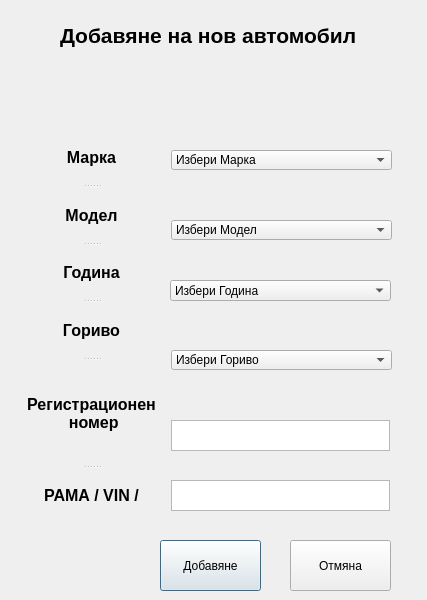
Before: the Qt Designer form newauto.ui in JohnnyBrawo/CarServ, drawn with Qt 5.
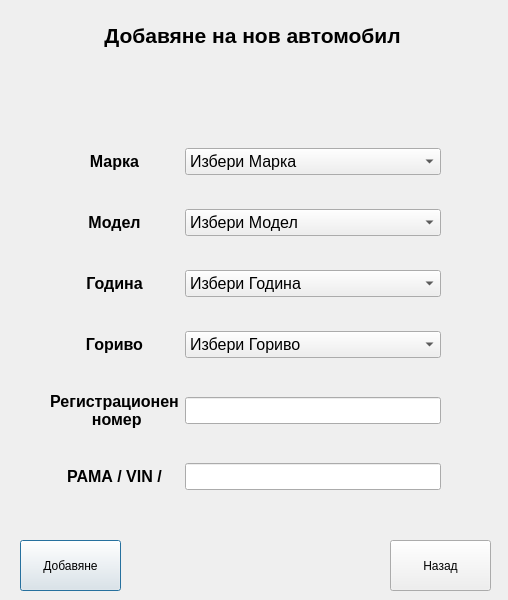
After: the same form once the commit is applied.

Commit message: Made some Style changes. File oparations check and subscribed. Fixed position fo all forms. Some buttons and labels changed - text fields to LineEdit field.

Diff of the .ui file:
```diff
--- a/newauto.ui
+++ b/newauto.ui
@@ -6,7 +6,7 @@
    <rect>
     <x>0</x>
     <y>0</y>
-    <width>427</width>
+    <width>508</width>
     <height>600</height>
    </rect>
   </property>
@@ -16,7 +16,7 @@
   <widget class="QPushButton" name="Button_AddNewAuto">
    <property name="geometry">
     <rect>
-     <x>160</x>
+     <x>20</x>
      <y>540</y>
      <width>101</width>
      <height>51</height>
@@ -29,20 +29,20 @@
   <widget class="QPushButton" name="Button_CancelNewAuto">
    <property name="geometry">
     <rect>
-     <x>290</x>
+     <x>390</x>
      <y>540</y>
      <width>101</width>
      <height>51</height>
     </rect>
    </property>
    <property name="text">
-    <string>Отмяна</string>
+    <string>Назад</string>
    </property>
   </widget>
   <widget class="QLabel" name="Label_NewAuto_Form">
    <property name="geometry">
     <rect>
-     <x>60</x>
+     <x>77</x>
      <y>10</y>
      <width>351</width>
      <height>51</height>
@@ -58,61 +58,261 @@
    <property name="text">
     <string>Добавяне на нов автомобил</string>
    </property>
-  </widget>
-  <widget class="QComboBox" name="Combo_NewAuto_Marka">
-   <property name="geometry">
-    <rect>
-     <x>171</x>
-     <y>150</y>
-     <width>221</width>
-     <height>20</height>
-    </rect>
+   <property name="alignment">
+    <set>Qt::AlignCenter</set>
    </property>
-   <item>
-    <property name="text">
-     <string>Избери Марка </string>
-    </property>
-   </item>
   </widget>
-  <widget class="QComboBox" name="Combo_NewAuto_Model">
+  <widget class="QWidget" name="layoutWidget">
    <property name="geometry">
     <rect>
-     <x>171</x>
-     <y>220</y>
-     <width>221</width>
-     <height>20</height>
+     <x>50</x>
+     <y>120</y>
+     <width>391</width>
+     <height>402</height>
     </rect>
    </property>
-   <item>
-    <property name="text">
-     <string>Избери Модел</string>
-    </property>
-   </item>
-  </widget>
+   <property name="font">
+    <font>
+     <pointsize>12</pointsize>
+    </font>
+   </property>
+   <layout class="QGridLayout" name="gridLayout">
+    <item row="2" column="1">
   <widget class="QComboBox" name="Combo_NewAuto_Year">
-   <property name="geometry">
-    <rect>
-     <x>170</x>
-     <y>280</y>
-     <width>221</width>
-     <height>21</height>
-    </rect>
-   </property>
    <item>
     <property name="text">
      <string>Избери Година</string>
     </property>
    </item>
-  </widget>
+      <item>
+       <property name="text">
+        <string>2018</string>
+       </property>
+      </item>
+      <item>
+       <property name="text">
+        <string>2017</string>
+       </property>
+      </item>
+      <item>
+       <property name="text">
+        <string>2016</string>
+       </property>
+      </item>
+      <item>
+       <property name="text">
+        <string>2015</string>
+       </property>
+      </item>
+      <item>
+       <property name="text">
+        <string>2014</string>
+       </property>
+      </item>
+      <item>
+       <property name="text">
+        <string>2013</string>
+       </property>
+      </item>
+      <item>
+       <property name="text">
+        <string>2012</string>
+       </property>
+      </item>
+      <item>
+       <property name="text">
+        <string>2011</string>
+       </property>
+      </item>
+      <item>
+       <property name="text">
+        <string>2010</string>
+       </property>
+      </item>
+      <item>
+       <property name="text">
+        <string>2009</string>
+       </property>
+      </item>
+      <item>
+       <property name="text">
+        <string>2008</string>
+       </property>
+      </item>
+      <item>
+       <property name="text">
+        <string>2007</string>
+       </property>
+      </item>
+      <item>
+       <property name="text">
+        <string>2006</string>
+       </property>
+      </item>
+      <item>
+       <property name="text">
+        <string>2005</string>
+       </property>
+      </item>
+      <item>
+       <property name="text">
+        <string>2004</string>
+       </property>
+      </item>
+      <item>
+       <property name="text">
+        <string>2003</string>
+       </property>
+      </item>
+      <item>
+       <property name="text">
+        <string>2002</string>
+       </property>
+      </item>
+      <item>
+       <property name="text">
+        <string>2001</string>
+       </property>
+      </item>
+      <item>
+       <property name="text">
+        <string>2000</string>
+       </property>
+      </item>
+      <item>
+       <property name="text">
+        <string>1999</string>
+       </property>
+      </item>
+      <item>
+       <property name="text">
+        <string>1998</string>
+       </property>
+      </item>
+      <item>
+       <property name="text">
+        <string>1997</string>
+       </property>
+      </item>
+      <item>
+       <property name="text">
+        <string>1996</string>
+       </property>
+      </item>
+      <item>
+       <property name="text">
+        <string>1995</string>
+       </property>
+      </item>
+      <item>
+       <property name="text">
+        <string>1994</string>
+       </property>
+      </item>
+      <item>
+       <property name="text">
+        <string>1993</string>
+       </property>
+      </item>
+      <item>
+       <property name="text">
+        <string>1992</string>
+       </property>
+      </item>
+      <item>
+       <property name="text">
+        <string>1991</string>
+       </property>
+      </item>
+      <item>
+       <property name="text">
+        <string>1990</string>
+       </property>
+      </item>
+      <item>
+       <property name="text">
+        <string>1989</string>
+       </property>
+      </item>
+      <item>
+       <property name="text">
+        <string>1988</string>
+       </property>
+      </item>
+      <item>
+       <property name="text">
+        <string>1987</string>
+       </property>
+      </item>
+      <item>
+       <property name="text">
+        <string>1986</string>
+       </property>
+      </item>
+      <item>
+       <property name="text">
+        <string>1985</string>
+       </property>
+      </item>
+     </widget>
+    </item>
+    <item row="3" column="0">
+     <widget class="QLabel" name="L_NewAuto_Fuel">
+      <property name="font">
+       <font>
+        <pointsize>12</pointsize>
+        <weight>75</weight>
+        <bold>true</bold>
+       </font>
+      </property>
+      <property name="text">
+       <string>Гориво</string>
+      </property>
+      <property name="alignment">
+       <set>Qt::AlignCenter</set>
+      </property>
+     </widget>
+    </item>
+    <item row="4" column="0">
+     <widget class="QLabel" name="L_NewAuto_RegNumber">
+      <property name="font">
+       <font>
+        <pointsize>12</pointsize>
+        <weight>75</weight>
+        <bold>true</bold>
+       </font>
+      </property>
+      <property name="text">
+       <string>Регистрационен 
+ номер</string>
+      </property>
+      <property name="alignment">
+       <set>Qt::AlignCenter</set>
+      </property>
+     </widget>
+    </item>
+    <item row="1" column="0">
+     <widget class="QLabel" name="L_NewAuto_Model">
+      <property name="font">
+       <font>
+        <pointsize>12</pointsize>
+        <weight>75</weight>
+        <bold>true</bold>
+       </font>
+      </property>
+      <property name="text">
+       <string>Модел</string>
+      </property>
+      <property name="alignment">
+       <set>Qt::AlignCenter</set>
+      </property>
+     </widget>
+    </item>
+    <item row="4" column="1">
+     <widget class="QLineEdit" name="lineEdit"/>
+    </item>
+    <item row="3" column="1">
   <widget class="QComboBox" name="Combo_NewAuto_Fuel">
-   <property name="geometry">
-    <rect>
-     <x>171</x>
-     <y>350</y>
-     <width>221</width>
-     <height>20</height>
-    </rect>
-   </property>
    <item>
     <property name="text">
      <string>Избери Гориво</string>
@@ -149,72 +349,12 @@
     </property>
    </item>
   </widget>
-  <widget class="QTextEdit" name="Text_RegNumber">
-   <property name="geometry">
-    <rect>
-     <x>171</x>
-     <y>420</y>
-     <width>219</width>
-     <height>31</height>
-    </rect>
-   </property>
-   <property name="verticalScrollBarPolicy">
-    <enum>Qt::ScrollBarAlwaysOff</enum>
-   </property>
-   <property name="horizontalScrollBarPolicy">
-    <enum>Qt::ScrollBarAlwaysOff</enum>
-   </property>
-   <property name="html">
-    <string>&lt;!DOCTYPE HTML PUBLIC &quot;-//W3C//DTD HTML 4.0//EN&quot; &quot;http://www.w3.org/TR/REC-html40/strict.dtd&quot;&gt;
-&lt;html&gt;&lt;head&gt;&lt;meta name=&quot;qrichtext&quot; content=&quot;1&quot; /&gt;&lt;style type=&quot;text/css&quot;&gt;
-p, li { white-space: pre-wrap; }
-&lt;/style&gt;&lt;/head&gt;&lt;body style=&quot; font-family:'Noto Sans'; font-size:10pt; font-weight:400; font-style:normal;&quot;&gt;
-&lt;p align=&quot;center&quot; style=&quot;-qt-paragraph-type:empty; margin-top:0px; margin-bottom:0px; margin-left:0px; margin-right:0px; -qt-block-indent:0; text-indent:0px; font-family:'MS Shell Dlg 2'; font-size:8.25pt;&quot;&gt;&lt;br /&gt;&lt;/p&gt;&lt;/body&gt;&lt;/html&gt;</string>
-   </property>
-  </widget>
-  <widget class="QTextEdit" name="Text_VIN">
-   <property name="geometry">
-    <rect>
-     <x>171</x>
-     <y>480</y>
-     <width>219</width>
-     <height>31</height>
-    </rect>
-   </property>
-   <property name="verticalScrollBarPolicy">
-    <enum>Qt::ScrollBarAlwaysOff</enum>
-   </property>
-   <property name="horizontalScrollBarPolicy">
-    <enum>Qt::ScrollBarAlwaysOff</enum>
-   </property>
-   <property name="html">
-    <string>&lt;!DOCTYPE HTML PUBLIC &quot;-//W3C//DTD HTML 4.0//EN&quot; &quot;http://www.w3.org/TR/REC-html40/strict.dtd&quot;&gt;
-&lt;html&gt;&lt;head&gt;&lt;meta name=&quot;qrichtext&quot; content=&quot;1&quot; /&gt;&lt;style type=&quot;text/css&quot;&gt;
-p, li { white-space: pre-wrap; }
-&lt;/style&gt;&lt;/head&gt;&lt;body style=&quot; font-family:'Noto Sans'; font-size:10pt; font-weight:400; font-style:normal;&quot;&gt;
-&lt;p align=&quot;center&quot; style=&quot;-qt-paragraph-type:empty; margin-top:0px; margin-bottom:0px; margin-left:0px; margin-right:0px; -qt-block-indent:0; text-indent:0px; font-family:'MS Shell Dlg 2'; font-size:8.25pt;&quot;&gt;&lt;br /&gt;&lt;/p&gt;&lt;/body&gt;&lt;/html&gt;</string>
-   </property>
-  </widget>
-  <widget class="QSplitter" name="splitter">
-   <property name="geometry">
-    <rect>
-     <x>11</x>
-     <y>131</y>
-     <width>161</width>
-     <height>391</height>
-    </rect>
-   </property>
-   <property name="font">
-    <font>
-     <pointsize>12</pointsize>
-    </font>
-   </property>
-   <property name="orientation">
-    <enum>Qt::Vertical</enum>
-   </property>
+    </item>
+    <item row="0" column="0">
    <widget class="QLabel" name="L_NewAuto_Marka">
     <property name="font">
      <font>
+        <pointsize>12</pointsize>
       <weight>75</weight>
       <bold>true</bold>
      </font>
@@ -226,23 +366,30 @@
      <set>Qt::AlignCenter</set>
     </property>
    </widget>
-   <widget class="QLabel" name="L_NewAuto_Model">
-    <property name="font">
-     <font>
-      <weight>75</weight>
-      <bold>true</bold>
-     </font>
-    </property>
+    </item>
+    <item row="0" column="1">
+     <widget class="QComboBox" name="Combo_NewAuto_Marka">
+      <item>
+       <property name="text">
+        <string>Избери Марка </string>
+       </property>
+      </item>
+     </widget>
+    </item>
+    <item row="1" column="1">
+     <widget class="QComboBox" name="Combo_NewAuto_Model">
+      <item>
     <property name="text">
-     <string>Модел</string>
-    </property>
-    <property name="alignment">
-     <set>Qt::AlignCenter</set>
-    </property>
-   </widget>
+        <string>Избери Модел</string>
+       </property>
+      </item>
+     </widget>
+    </item>
+    <item row="2" column="0">
    <widget class="QLabel" name="L_NewAuto_Year">
     <property name="font">
      <font>
+        <pointsize>12</pointsize>
       <weight>75</weight>
       <bold>true</bold>
      </font>
@@ -254,38 +401,12 @@
      <set>Qt::AlignCenter</set>
     </property>
    </widget>
-   <widget class="QLabel" name="L_NewAuto_Fuel">
-    <property name="font">
-     <font>
-      <weight>75</weight>
-      <bold>true</bold>
-     </font>
-    </property>
-    <property name="text">
-     <string>Гориво</string>
-    </property>
-    <property name="alignment">
-     <set>Qt::AlignCenter</set>
-    </property>
-   </widget>
-   <widget class="QLabel" name="L_NewAuto_RegNumber">
-    <property name="font">
-     <font>
-      <weight>75</weight>
-      <bold>true</bold>
-     </font>
-    </property>
-    <property name="text">
-     <string>Регистрационен 
- номер</string>
-    </property>
-    <property name="alignment">
-     <set>Qt::AlignCenter</set>
-    </property>
-   </widget>
+    </item>
+    <item row="5" column="0">
    <widget class="QLabel" name="L_NewAuto_VIN">
     <property name="font">
      <font>
+        <pointsize>12</pointsize>
       <weight>75</weight>
       <bold>true</bold>
      </font>
@@ -297,6 +418,11 @@
      <set>Qt::AlignCenter</set>
     </property>
    </widget>
+    </item>
+    <item row="5" column="1">
+     <widget class="QLineEdit" name="lineEdit_2"/>
+    </item>
+   </layout>
   </widget>
  </widget>
  <resources/>
```
Lines whose indentation alone changed are shown as unchanged. The commit also changes 20 other files.
